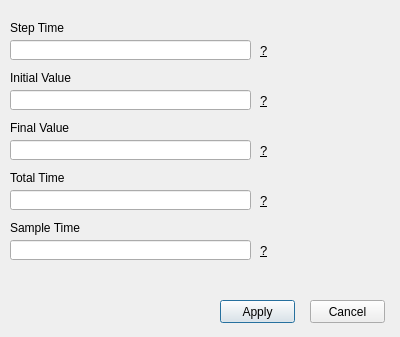
The window that App/Simulator_App/ui/input_editor.ui (DanielMontoyaR/Toolbox-de-Simulaci-n-para-An-lisis-de-Se-ales-Mixtas) describes before a commit, drawn with Qt 5.
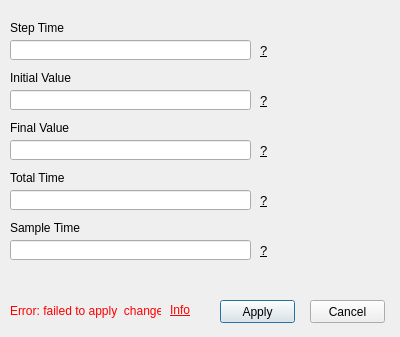
The same window after the commit.

Commit message: update: Unit tests and fixes according to errors returned

Patch:
```diff
--- a/App/Simulator_App/ui/input_editor.ui
+++ b/App/Simulator_App/ui/input_editor.ui
@@ -231,6 +231,38 @@
     <string>&lt;html&gt;&lt;head/&gt;&lt;body&gt;&lt;p&gt;&lt;span style=&quot; font-size:10pt; text-decoration: underline;&quot;&gt;?&lt;/span&gt;&lt;/p&gt;&lt;/body&gt;&lt;/html&gt;</string>
    </property>
   </widget>
+  <widget class="QLabel" name="errorLabel">
+   <property name="geometry">
+    <rect>
+     <x>10</x>
+     <y>300</y>
+     <width>151</width>
+     <height>21</height>
+    </rect>
+   </property>
+   <property name="styleSheet">
+    <string notr="true">color:rgb(255, 0, 0)</string>
+   </property>
+   <property name="text">
+    <string>Error: failed to apply  changes</string>
+   </property>
+  </widget>
+  <widget class="QLabel" name="errorLabelInfo">
+   <property name="geometry">
+    <rect>
+     <x>170</x>
+     <y>300</y>
+     <width>47</width>
+     <height>20</height>
+    </rect>
+   </property>
+   <property name="styleSheet">
+    <string notr="true">color: rgb(255, 0, 0);</string>
+   </property>
+   <property name="text">
+    <string>&lt;html&gt;&lt;head/&gt;&lt;body&gt;&lt;p&gt;&lt;span style=&quot; text-decoration: underline;&quot;&gt;Info&lt;/span&gt;&lt;/p&gt;&lt;/body&gt;&lt;/html&gt;</string>
+   </property>
+  </widget>
  </widget>
  <resources/>
  <connections/>
```
The commit also changes 21 other files.
